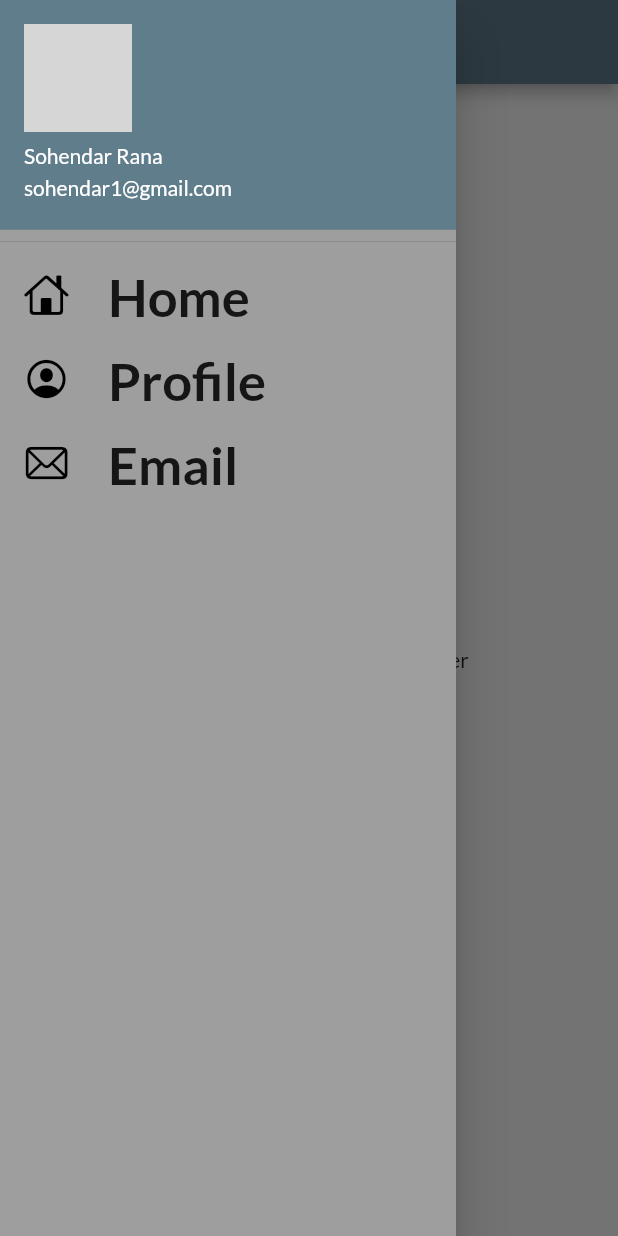
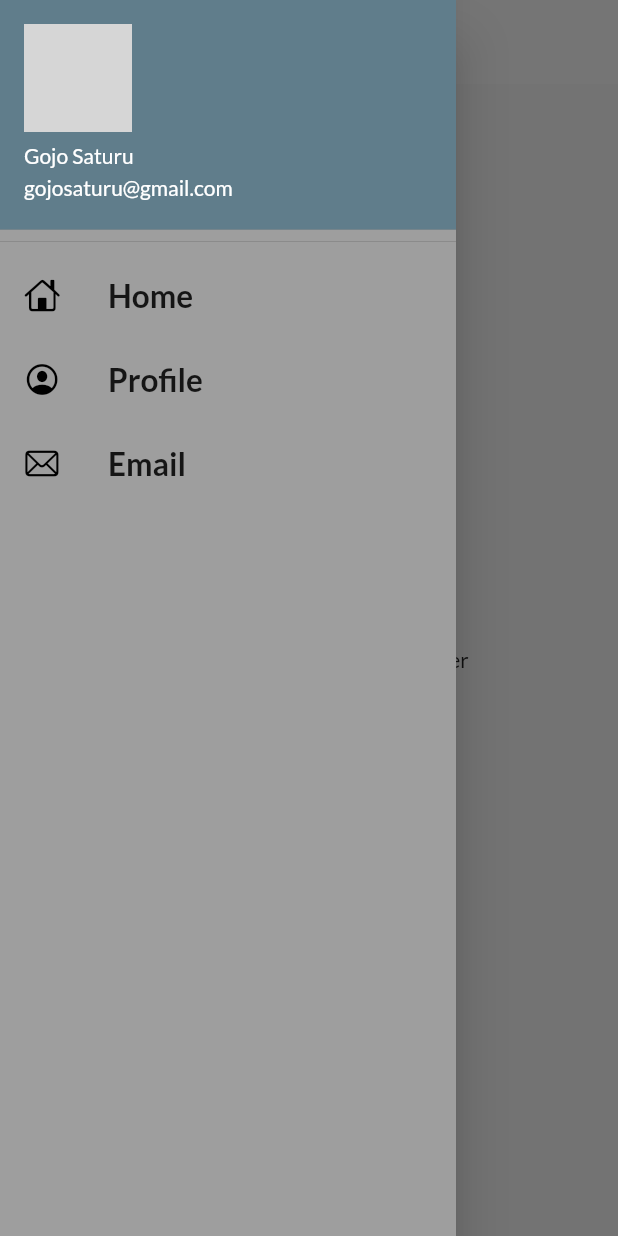
Before and after one commit to SohendarRana/FlutterCatalog_App, a Flutter app: the screen it shows after launch, with the side drawer open, on a phone screen of 412 x 824 dp. Run offline on Flutter 3.47's test engine with Material 2 defaults, Android fonts, the phone set to English and light mode, and no system bars; our stand-ins replace google_fonts; network calls fail; grey boxes are pictures that could not be loaded.

Commit message:
theme part done

```diff
--- a/lib/main.dart
+++ b/lib/main.dart
@@ -2,6 +2,7 @@ import 'package:flutter/material.dart';
 import 'package:flutter_application_1/pages/homepage.dart';
 import 'package:flutter_application_1/pages/login_page.dart';
 import 'package:flutter_application_1/utils/routes.dart';
+import 'package:flutter_application_1/utils/theme.dart';
 import 'package:google_fonts/google_fonts.dart';
 
 void main() {
@@ -13,12 +14,8 @@ class MyApp extends StatelessWidget {
   Widget build(BuildContext context) {
     return MaterialApp(
       themeMode: ThemeMode.light,
-      theme: ThemeData(
-          primarySwatch: Colors.blueGrey,
-          fontFamily: GoogleFonts.lato().fontFamily),
-      darkTheme: ThemeData(
-        brightness: Brightness.dark,
-      ),
+      theme: MyTheme.lightTheme(context),
+      darkTheme: MyTheme.DarkTheme(context),
       debugShowCheckedModeBanner: false,
       initialRoute: MyRoutes.homepage,
       routes: {
--- /dev/null
+++ b/lib/utils/theme.dart
@@ -0,0 +1,17 @@
+import 'package:flutter/material.dart';
+import 'package:google_fonts/google_fonts.dart';
+
+class MyTheme {
+  static ThemeData lightTheme(BuildContext context) => ThemeData(
+      primarySwatch: Colors.blueGrey,
+      fontFamily: GoogleFonts.lato().fontFamily,
+      appBarTheme: AppBarTheme(
+          color: Colors.white,
+          elevation: 0,
+          iconTheme: const IconThemeData(color: Colors.black),
+          toolbarTextStyle: Theme.of(context).textTheme.bodyText2,
+          titleTextStyle: Theme.of(context).textTheme.headline6));
+
+  static ThemeData DarkTheme(BuildContext context) =>
+      ThemeData(brightness: Brightness.dark);
+}
--- a/lib/widgets/drawer.dart
+++ b/lib/widgets/drawer.dart
@@ -8,7 +8,7 @@ class MyDrawer extends StatelessWidget {
   @override
   Widget build(BuildContext context) {
     final imageUrl =
-        "https://yt3.ggpht.com/ytc/AKedOLRXr68KcEsw77w_IK4v-vdHpsVRKHLEnpvOoyPj=s900-c-k-c0x00ffffff-no-rj";
+        "https://static1.cbrimages.com/wordpress/wp-content/uploads/2021/05/JJK-Gojo-Juju-Sanpo-1.jpg";
     return Drawer(
       child: Container(
         color: Colors.grey,
@@ -19,8 +19,8 @@ class MyDrawer extends StatelessWidget {
               padding: EdgeInsets.zero,
               child: UserAccountsDrawerHeader(
                 decoration: BoxDecoration(color: Colors.blueGrey),
-                accountName: Text("Sohendar Rana"),
-                accountEmail: Text("sohendar1@gmail.com"),
+                accountName: Text("Gojo Saturu"),
+                accountEmail: Text("gojosaturu@gmail.com"),
                 currentAccountPicture:
                     CircleAvatar(backgroundImage: NetworkImage(imageUrl)),
               ),
@@ -29,11 +29,10 @@ class MyDrawer extends StatelessWidget {
               leading: Icon(
                 CupertinoIcons.home,
                 color: Colors.black,
-                size: 30,
               ),
               title: Text(
                 "Home",
-                textScaleFactor: 2.5,
+                textScaleFactor: 1.5,
                 style: (TextStyle(fontWeight: FontWeight.bold)),
               ),
             ),
@@ -41,11 +40,10 @@ class MyDrawer extends StatelessWidget {
               leading: Icon(
                 CupertinoIcons.profile_circled,
                 color: Colors.black,
-                size: 30,
               ),
               title: Text(
                 "Profile",
-                textScaleFactor: 2.5,
+                textScaleFactor: 1.5,
                 style: (TextStyle(fontWeight: FontWeight.bold)),
               ),
             ),
@@ -53,11 +51,10 @@ class MyDrawer extends StatelessWidget {
               leading: Icon(
                 CupertinoIcons.mail,
                 color: Colors.black,
-                size: 30,
               ),
               title: Text(
                 "Email",
-                textScaleFactor: 2.5,
+                textScaleFactor: 1.5,
                 style: (TextStyle(fontWeight: FontWeight.bold)),
               ),
             ),
```
